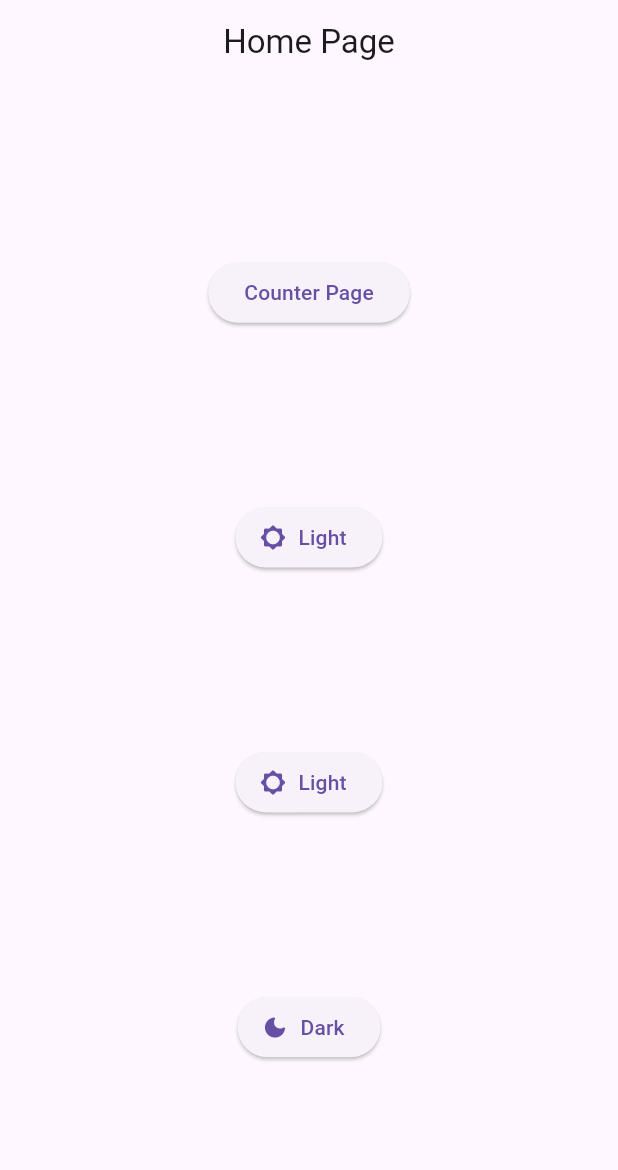
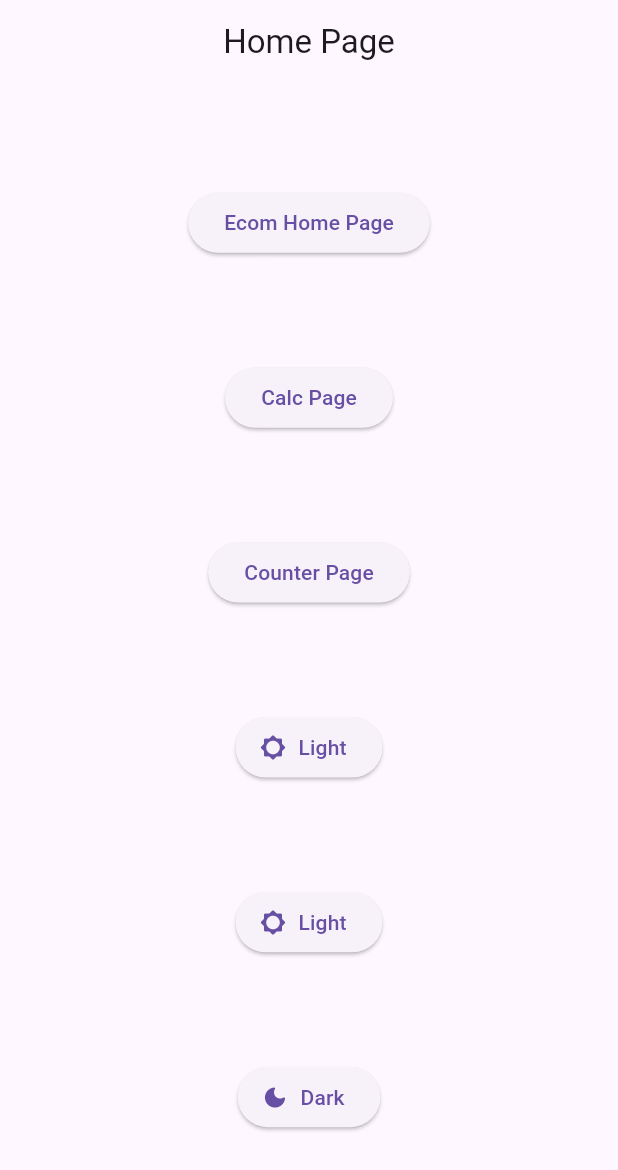
Before and after one commit to DivyaSakariya/getx_counter_app, a Flutter app: the screen it shows after launch, on a phone screen of 412 x 824 dp. Shown: the top 1170 px of the screen. Run offline on Flutter 3.47's test engine with Material 2 defaults, Android fonts, the phone set to English and light mode, and no system bars; our stand-ins replace dio, get.

Commit message:
DS | 18/08/2023 12:08 # Ecommerce App

```diff
--- a/lib/main.dart
+++ b/lib/main.dart
@@ -1,6 +1,7 @@
 import 'package:flutter/material.dart';
 import 'package:get/get.dart';
 import 'package:getx_counter_app/views/screens/counter_page.dart';
+import 'package:getx_counter_app/views/screens/ecom_home_page.dart';
 import 'package:getx_counter_app/views/screens/home_page.dart';
 
 void main() {
@@ -30,6 +31,10 @@ class MyApp extends StatelessWidget {
           name: '/counter_page',
           page: () => const CounterPage(),
         ),
+        GetPage(
+          name: '/ecom_home_page',
+          page: () => const EcomHomePage(),
+        ),
       ],
     );
   }
--- a/lib/views/screens/home_page.dart
+++ b/lib/views/screens/home_page.dart
@@ -15,6 +15,22 @@ class HomePage extends StatelessWidget {
         child: Column(
           mainAxisAlignment: MainAxisAlignment.spaceEvenly,
           children: [
+            ElevatedButton(
+              onPressed: () {
+                Get.toNamed(
+                  '/ecom_home_page',
+                );
+              },
+              child: const Text("Ecom Home Page"),
+            ),
+            ElevatedButton(
+              onPressed: () {
+                Get.toNamed(
+                  '/calc_page',
+                );
+              },
+              child: const Text("Calc Page"),
+            ),
             ElevatedButton(
               onPressed: () {
                 Get.toNamed(
```
Also changed, not shown: lib/helpers/api_helper.dart (+25 -0 lines), lib/modals/api_modal.dart (+4 -4 lines).
